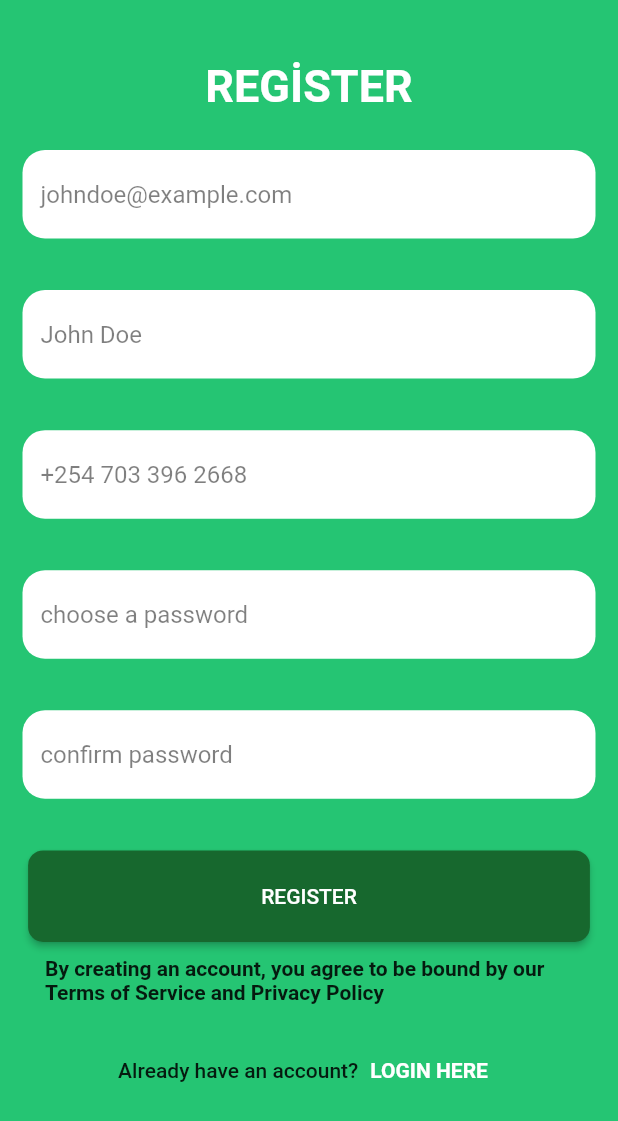
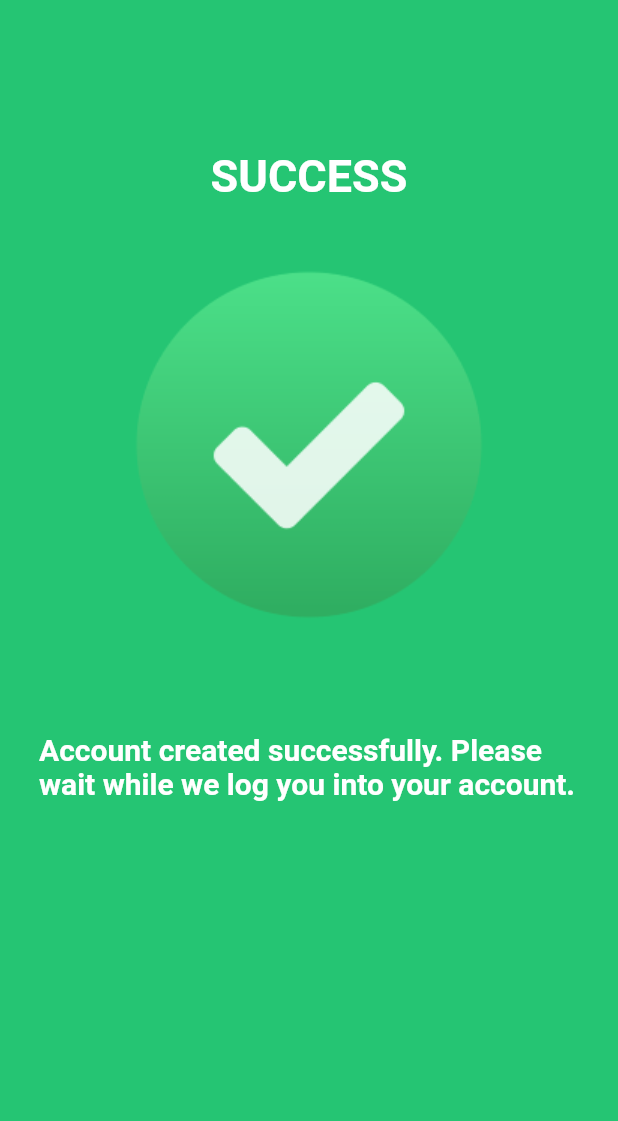
Before and after one commit to proghaddad/Freshly-Delivered-App, a Flutter app: the RegisterScreen screen opened directly, after a tap on "REGISTER", on a phone screen of 412 x 824 dp. Shown: the top 1121 px of the screen. Run offline on Flutter 3.47's test engine with Material 2 defaults, Android fonts, the phone set to English and light mode, and no system bars; our stand-ins replace animated_splash_screen, hexcolor.

Commit message:
Added Register Success Screen

```diff
--- /dev/null
+++ b/lib/Screens/register_succesfull.dart
@@ -0,0 +1,31 @@
+import 'package:flutter/material.dart';
+import 'package:hexcolor/hexcolor.dart';
+
+class RegisterSuccesful extends StatelessWidget {
+  const RegisterSuccesful({Key? key}) : super(key: key);
+
+  @override
+  Widget build(BuildContext context) {
+    return Scaffold(
+      backgroundColor: HexColor('#25C573'),
+      body: Center(
+        child: Padding(
+          padding:  const EdgeInsets.only(top : 100.0),
+          child: Column(
+            children: [
+              const Text('SUCCESS',style: TextStyle(fontSize: 30,color: Colors.white,fontWeight: FontWeight.bold),),
+              Padding(
+                padding: const EdgeInsets.only(top : 20.0),
+                child: Image.asset('lib/Assets/img/checkicon.png'),
+              ),
+              const Padding(
+                padding: EdgeInsets.symmetric(horizontal: 26.0,vertical: 50.0),
+                child: Text('Account created successfully. Please wait while we log you into your account.',style: TextStyle(fontSize: 20,color: Colors.white,fontWeight: FontWeight.bold),),
+              )
+            ],
+          ),
+        ),
+      ),
+    );
+  }
+}
--- a/lib/Widgets/Register/register_btn.dart
+++ b/lib/Widgets/Register/register_btn.dart
@@ -1,4 +1,5 @@
 import 'package:flutter/material.dart';
+import 'package:freshly_delivered_app/Screens/register_succesfull.dart';
 import 'package:hexcolor/hexcolor.dart';
 
 class RegisterBTN extends StatelessWidget {
@@ -13,7 +14,9 @@ class RegisterBTN extends StatelessWidget {
         width: size.width / 1.1,
         height: size.height / 13.5,
         child: ElevatedButton(
-          onPressed: () {},
+          onPressed: () {
+            Navigator.push(context, MaterialPageRoute(builder: (context) => RegisterSuccesful()));
+          },
           child: const Text('REGISTER',
             style: TextStyle(),
           ),
--- a/pubspec.yaml
+++ b/pubspec.yaml
@@ -61,7 +61,7 @@ flutter:
 
   # To add assets to your application, add an assets section, like this:
   assets:
-    - lib/Assets/img/freshlogo.png
+    - lib/Assets/img/
   #   - images/a_dot_ham.jpeg
 
   # An image asset can refer to one or more resolution-specific "variants", see
```
Also changed, not shown: lib/Assets/img/checkicon.png (added), 1 other file.
